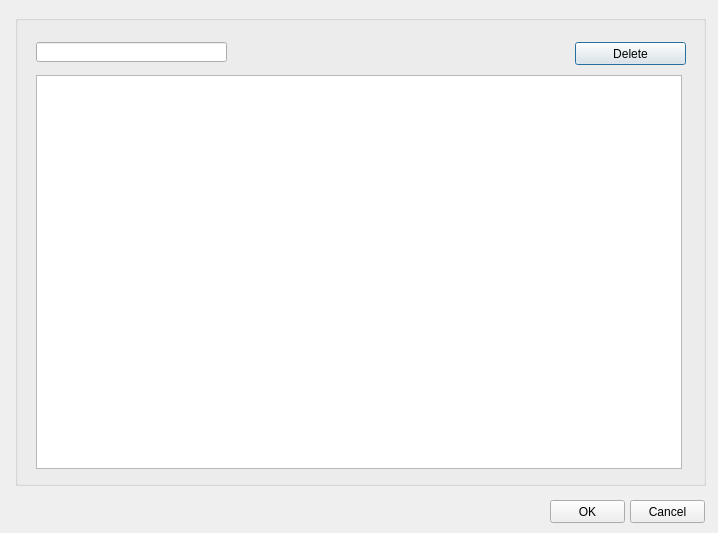
Giswater/giswater_qgis_plugin, file ui/plan_estimate_result_manager.ui: the form before one commit.
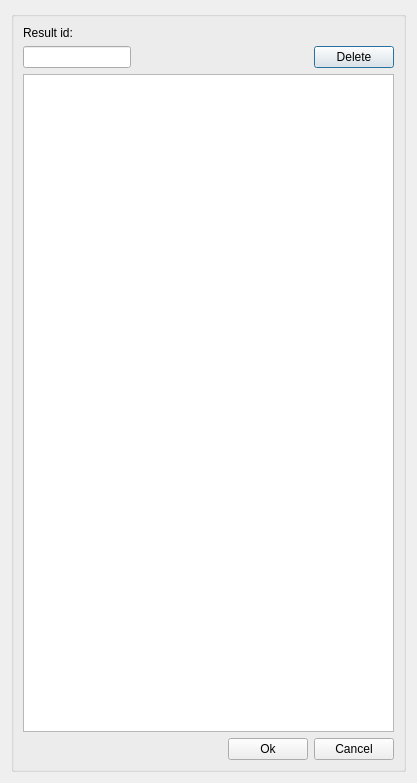
The form after the commit.

Commit message: Update manager forms incorporating layout strategy

What changed in the file:
```diff
--- a/ui/plan_estimate_result_manager.ui
+++ b/ui/plan_estimate_result_manager.ui
@@ -6,88 +6,106 @@
    <rect>
     <x>0</x>
     <y>0</y>
-    <width>718</width>
-    <height>533</height>
+    <width>417</width>
+    <height>783</height>
    </rect>
   </property>
   <property name="windowTitle">
    <string>Price result management</string>
   </property>
+  <layout class="QGridLayout" name="verticalLayout_4">
+   <item row="0" column="0">
   <widget class="QGroupBox" name="groupBox">
-   <property name="geometry">
-    <rect>
-     <x>15</x>
-     <y>15</y>
-     <width>691</width>
-     <height>471</height>
-    </rect>
-   </property>
    <property name="title">
     <string/>
    </property>
+     <layout class="QGridLayout" name="verticalLayout_3">
+      <item row="3" column="0" colspan="3">
+       <spacer name="horizontalSpacer">
+        <property name="orientation">
+         <enum>Qt::Horizontal</enum>
+        </property>
+        <property name="sizeHint" stdset="0">
+         <size>
+          <width>40</width>
+          <height>20</height>
+         </size>
+        </property>
+       </spacer>
+      </item>
+      <item row="1" column="4">
    <widget class="QPushButton" name="btn_delete">
-    <property name="geometry">
-     <rect>
-      <x>560</x>
-      <y>27</y>
-      <width>111</width>
-      <height>23</height>
-     </rect>
+        <property name="sizePolicy">
+         <sizepolicy hsizetype="Fixed" vsizetype="Fixed">
+          <horstretch>0</horstretch>
+          <verstretch>0</verstretch>
+         </sizepolicy>
     </property>
     <property name="text">
      <string>Delete</string>
     </property>
    </widget>
-   <widget class="QLineEdit" name="txt_name">
-    <property name="geometry">
-     <rect>
-      <x>21</x>
-      <y>27</y>
-      <width>191</width>
-      <height>20</height>
-     </rect>
-    </property>
-   </widget>
-   <widget class="QTableView" name="tbl_om_result_cat">
-    <property name="geometry">
-     <rect>
-      <x>21</x>
-      <y>60</y>
-      <width>646</width>
-      <height>394</height>
-     </rect>
-    </property>
-    <property name="sortingEnabled">
-     <bool>true</bool>
-    </property>
-   </widget>
-  </widget>
+      </item>
+      <item row="3" column="4">
   <widget class="QPushButton" name="btn_cancel">
-   <property name="geometry">
-    <rect>
-     <x>630</x>
-     <y>500</y>
-     <width>75</width>
-     <height>23</height>
-    </rect>
-   </property>
    <property name="text">
     <string>Cancel</string>
    </property>
   </widget>
+      </item>
+      <item row="1" column="1" colspan="3">
+       <spacer name="horizontalSpacer_2">
+        <property name="orientation">
+         <enum>Qt::Horizontal</enum>
+        </property>
+        <property name="sizeHint" stdset="0">
+         <size>
+          <width>80</width>
+          <height>20</height>
+         </size>
+        </property>
+       </spacer>
+      </item>
+      <item row="2" column="0" colspan="5">
+       <widget class="QTableView" name="tbl_om_result_cat"/>
+      </item>
+      <item row="3" column="3">
   <widget class="QPushButton" name="btn_accept">
-   <property name="geometry">
-    <rect>
-     <x>550</x>
-     <y>500</y>
-     <width>75</width>
-     <height>23</height>
-    </rect>
+        <property name="sizePolicy">
+         <sizepolicy hsizetype="Fixed" vsizetype="Fixed">
+          <horstretch>0</horstretch>
+          <verstretch>0</verstretch>
+         </sizepolicy>
    </property>
    <property name="text">
-    <string>OK</string>
-   </property>
-  </widget>
+         <string>Ok</string>
+        </property>
+       </widget>
+      </item>
+      <item row="1" column="0">
+       <widget class="QLineEdit" name="txt_name">
+        <property name="sizePolicy">
+         <sizepolicy hsizetype="Fixed" vsizetype="Fixed">
+          <horstretch>0</horstretch>
+          <verstretch>0</verstretch>
+         </sizepolicy>
+        </property>
+        <property name="text">
+         <string/>
+        </property>
+       </widget>
+      </item>
+      <item row="0" column="0">
+       <widget class="QLabel" name="label_result_id">
+        <property name="text">
+         <string>Result id:</string>
+        </property>
+       </widget>
+      </item>
+     </layout>
+    </widget>
+   </item>
+  </layout>
  </widget>
  <resources/>
  <connections/>
```
Lines whose indentation alone changed are shown as unchanged. The commit also changes 7 other files.
